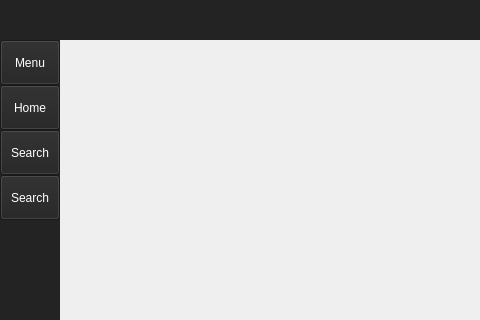
medbenzekri/library, file implemntation/Librery_System/libgui.ui: the form before one commit; both pictures show x 0 to 480 and y 0 to 320 of the 1007 by 700 pixel window.
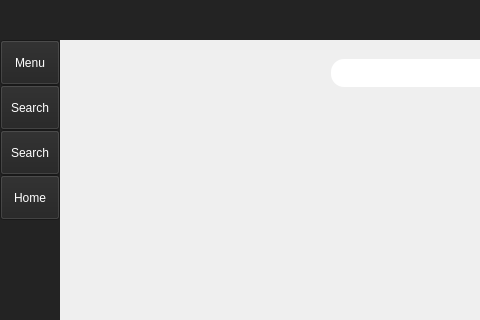
The form after the commit. Icons and pictures are not drawn.

What changed in the file:
```diff
--- a/implemntation/Librery_System/libgui.ui
+++ b/implemntation/Librery_System/libgui.ui
@@ -434,233 +434,6 @@
                </property>
               </widget>
              </item>
-             <item>
-              <widget class="QPushButton" name="home_btn">
-               <property name="minimumSize">
-                <size>
-                 <width>0</width>
-                 <height>45</height>
-                </size>
-               </property>
-               <property name="palette">
-                <palette>
-                 <active>
-                  <colorrole role="WindowText">
-                   <brush brushstyle="SolidPattern">
-                    <color alpha="255">
-                     <red>255</red>
-                     <green>255</green>
-                     <blue>255</blue>
-                    </color>
-                   </brush>
-                  </colorrole>
-                  <colorrole role="Button">
-                   <brush brushstyle="SolidPattern">
-                    <color alpha="255">
-                     <red>35</red>
-                     <green>35</green>
-                     <blue>35</blue>
-                    </color>
-                   </brush>
-                  </colorrole>
-                  <colorrole role="Text">
-                   <brush brushstyle="SolidPattern">
-                    <color alpha="255">
-                     <red>255</red>
-                     <green>255</green>
-                     <blue>255</blue>
-                    </color>
-                   </brush>
-                  </colorrole>
-                  <colorrole role="ButtonText">
-                   <brush brushstyle="SolidPattern">
-                    <color alpha="255">
-                     <red>255</red>
-                     <green>255</green>
-                     <blue>255</blue>
-                    </color>
-                   </brush>
-                  </colorrole>
-                  <colorrole role="Base">
-                   <brush brushstyle="SolidPattern">
-                    <color alpha="255">
-                     <red>35</red>
-                     <green>35</green>
-                     <blue>35</blue>
-                    </color>
-                   </brush>
-                  </colorrole>
-                  <colorrole role="Window">
-                   <brush brushstyle="SolidPattern">
-                    <color alpha="255">
-                     <red>35</red>
-                     <green>35</green>
-                     <blue>35</blue>
-                    </color>
-                   </brush>
-                  </colorrole>
-                  <colorrole role="PlaceholderText">
-                   <brush brushstyle="NoBrush">
-                    <color alpha="128">
-                     <red>255</red>
-                     <green>255</green>
-                     <blue>255</blue>
-                    </color>
-                   </brush>
-                  </colorrole>
-                 </active>
-                 <inactive>
-                  <colorrole role="WindowText">
-                   <brush brushstyle="SolidPattern">
-                    <color alpha="255">
-                     <red>255</red>
-                     <green>255</green>
-                     <blue>255</blue>
-                    </color>
-                   </brush>
-                  </colorrole>
-                  <colorrole role="Button">
-                   <brush brushstyle="SolidPattern">
-                    <color alpha="255">
-                     <red>35</red>
-                     <green>35</green>
-                     <blue>35</blue>
-                    </color>
-                   </brush>
-                  </colorrole>
-                  <colorrole role="Text">
-                   <brush brushstyle="SolidPattern">
-                    <color alpha="255">
-                     <red>255</red>
-                     <green>255</green>
-                     <blue>255</blue>
-                    </color>
-                   </brush>
-                  </colorrole>
-                  <colorrole role="ButtonText">
-                   <brush brushstyle="SolidPattern">
-                    <color alpha="255">
-                     <red>255</red>
-                     <green>255</green>
-                     <blue>255</blue>
-                    </color>
-                   </brush>
-                  </colorrole>
-                  <colorrole role="Base">
-                   <brush brushstyle="SolidPattern">
-                    <color alpha="255">
-                     <red>35</red>
-                     <green>35</green>
-                     <blue>35</blue>
-                    </color>
-                   </brush>
-                  </colorrole>
-                  <colorrole role="Window">
-                   <brush brushstyle="SolidPattern">
-                    <color alpha="255">
-                     <red>35</red>
-                     <green>35</green>
-                     <blue>35</blue>
-                    </color>
-                   </brush>
-                  </colorrole>
-                  <colorrole role="PlaceholderText">
-                   <brush brushstyle="NoBrush">
-                    <color alpha="128">
-                     <red>255</red>
-                     <green>255</green>
-                     <blue>255</blue>
-                    </color>
-                   </brush>
-                  </colorrole>
-                 </inactive>
-                 <disabled>
-                  <colorrole role="WindowText">
-                   <brush brushstyle="SolidPattern">
-                    <color alpha="255">
-                     <red>255</red>
-                     <green>255</green>
-                     <blue>255</blue>
-                    </color>
-                   </brush>
-                  </colorrole>
-                  <colorrole role="Button">
-                   <brush brushstyle="SolidPattern">
-                    <color alpha="255">
-                     <red>35</red>
-                     <green>35</green>
-                     <blue>35</blue>
-                    </color>
-                   </brush>
-                  </colorrole>
-                  <colorrole role="Text">
-                   <brush brushstyle="SolidPattern">
-                    <color alpha="255">
-                     <red>255</red>
-                     <green>255</green>
-                     <blue>255</blue>
-                    </color>
-                   </brush>
-                  </colorrole>
-                  <colorrole role="ButtonText">
-                   <brush brushstyle="SolidPattern">
-                    <color alpha="255">
-                     <red>255</red>
-                     <green>255</green>
-                     <blue>255</blue>
-                    </color>
-                   </brush>
-                  </colorrole>
-                  <colorrole role="Base">
-                   <brush brushstyle="SolidPattern">
-                    <color alpha="255">
-                     <red>35</red>
-                     <green>35</green>
-                     <blue>35</blue>
-                    </color>
-                   </brush>
-                  </colorrole>
-                  <colorrole role="Window">
-                   <brush brushstyle="SolidPattern">
-                    <color alpha="255">
-                     <red>35</red>
-                     <green>35</green>
-                     <blue>35</blue>
-                    </color>
-                   </brush>
-                  </colorrole>
-                  <colorrole role="PlaceholderText">
-                   <brush brushstyle="NoBrush">
-                    <color alpha="128">
-                     <red>255</red>
-                     <green>255</green>
-                     <blue>255</blue>
-                    </color>
-                   </brush>
-                  </colorrole>
-                 </disabled>
-                </palette>
-               </property>
-               <property name="styleSheet">
-                <string notr="true">background-image: url(:/icons/icons/icons8-home-24.png);</string>
-               </property>
-               <property name="text">
-                <string>Home</string>
-               </property>
-               <property name="checkable">
-                <bool>false</bool>
-               </property>
-               <property name="autoDefault">
-                <bool>false</bool>
-               </property>
-               <property name="default">
-                <bool>false</bool>
-               </property>
-               <property name="flat">
-                <bool>false</bool>
-               </property>
-              </widget>
-             </item>
              <item>
               <widget class="QPushButton" name="search_btn">
                <property name="minimumSize">
@@ -1115,6 +888,233 @@
                </property>
               </widget>
              </item>
+             <item>
+              <widget class="QPushButton" name="home_btn">
+               <property name="minimumSize">
+                <size>
+                 <width>0</width>
+                 <height>45</height>
+                </size>
+               </property>
+               <property name="palette">
+                <palette>
+                 <active>
+                  <colorrole role="WindowText">
+                   <brush brushstyle="SolidPattern">
+                    <color alpha="255">
+                     <red>255</red>
+                     <green>255</green>
+                     <blue>255</blue>
+                    </color>
+                   </brush>
+                  </colorrole>
+                  <colorrole role="Button">
+                   <brush brushstyle="SolidPattern">
+                    <color alpha="255">
+                     <red>35</red>
+                     <green>35</green>
+                     <blue>35</blue>
+                    </color>
+                   </brush>
+                  </colorrole>
+                  <colorrole role="Text">
+                   <brush brushstyle="SolidPattern">
+                    <color alpha="255">
+                     <red>255</red>
+                     <green>255</green>
+                     <blue>255</blue>
+                    </color>
+                   </brush>
+                  </colorrole>
+                  <colorrole role="ButtonText">
+                   <brush brushstyle="SolidPattern">
+                    <color alpha="255">
+                     <red>255</red>
+                     <green>255</green>
+                     <blue>255</blue>
+                    </color>
+                   </brush>
+                  </colorrole>
+                  <colorrole role="Base">
+                   <brush brushstyle="SolidPattern">
+                    <color alpha="255">
+                     <red>35</red>
+                     <green>35</green>
+                     <blue>35</blue>
+                    </color>
+                   </brush>
+                  </colorrole>
+                  <colorrole role="Window">
+                   <brush brushstyle="SolidPattern">
+                    <color alpha="255">
+                     <red>35</red>
+                     <green>35</green>
+                     <blue>35</blue>
+                    </color>
+                   </brush>
+                  </colorrole>
+                  <colorrole role="PlaceholderText">
+                   <brush brushstyle="NoBrush">
+                    <color alpha="128">
+                     <red>255</red>
+                     <green>255</green>
+                     <blue>255</blue>
+                    </color>
+                   </brush>
+                  </colorrole>
+                 </active>
+                 <inactive>
+                  <colorrole role="WindowText">
+                   <brush brushstyle="SolidPattern">
+                    <color alpha="255">
+                     <red>255</red>
+                     <green>255</green>
+                     <blue>255</blue>
+                    </color>
+                   </brush>
+                  </colorrole>
+                  <colorrole role="Button">
+                   <brush brushstyle="SolidPattern">
+                    <color alpha="255">
+                     <red>35</red>
+                     <green>35</green>
+                     <blue>35</blue>
+                    </color>
+                   </brush>
+                  </colorrole>
+                  <colorrole role="Text">
+                   <brush brushstyle="SolidPattern">
+                    <color alpha="255">
+                     <red>255</red>
+                     <green>255</green>
+                     <blue>255</blue>
+                    </color>
+                   </brush>
+                  </colorrole>
+                  <colorrole role="ButtonText">
+                   <brush brushstyle="SolidPattern">
+                    <color alpha="255">
+                     <red>255</red>
+                     <green>255</green>
+                     <blue>255</blue>
+                    </color>
+                   </brush>
+                  </colorrole>
+                  <colorrole role="Base">
+                   <brush brushstyle="SolidPattern">
+                    <color alpha="255">
+                     <red>35</red>
+                     <green>35</green>
+                     <blue>35</blue>
+                    </color>
+                   </brush>
+                  </colorrole>
+                  <colorrole role="Window">
+                   <brush brushstyle="SolidPattern">
+                    <color alpha="255">
+                     <red>35</red>
+                     <green>35</green>
+                     <blue>35</blue>
+                    </color>
+                   </brush>
+                  </colorrole>
+                  <colorrole role="PlaceholderText">
+                   <brush brushstyle="NoBrush">
+                    <color alpha="128">
+                     <red>255</red>
+                     <green>255</green>
+                     <blue>255</blue>
+                    </color>
+                   </brush>
+                  </colorrole>
+                 </inactive>
+                 <disabled>
+                  <colorrole role="WindowText">
+                   <brush brushstyle="SolidPattern">
+                    <color alpha="255">
+                     <red>255</red>
+                     <green>255</green>
+                     <blue>255</blue>
+                    </color>
+                   </brush>
+                  </colorrole>
+                  <colorrole role="Button">
+                   <brush brushstyle="SolidPattern">
+                    <color alpha="255">
+                     <red>35</red>
+                     <green>35</green>
+                     <blue>35</blue>
+                    </color>
+                   </brush>
+                  </colorrole>
+                  <colorrole role="Text">
+                   <brush brushstyle="SolidPattern">
+                    <color alpha="255">
+                     <red>255</red>
+                     <green>255</green>
+                     <blue>255</blue>
+                    </color>
+                   </brush>
+                  </colorrole>
+                  <colorrole role="ButtonText">
+                   <brush brushstyle="SolidPattern">
+                    <color alpha="255">
+                     <red>255</red>
+                     <green>255</green>
+                     <blue>255</blue>
+                    </color>
+                   </brush>
+                  </colorrole>
+                  <colorrole role="Base">
+                   <brush brushstyle="SolidPattern">
+                    <color alpha="255">
+                     <red>35</red>
+                     <green>35</green>
+                     <blue>35</blue>
+                    </color>
+                   </brush>
+                  </colorrole>
+                  <colorrole role="Window">
+                   <brush brushstyle="SolidPattern">
+                    <color alpha="255">
+                     <red>35</red>
+                     <green>35</green>
+                     <blue>35</blue>
+                    </color>
+                   </brush>
+                  </colorrole>
+                  <colorrole role="PlaceholderText">
+                   <brush brushstyle="NoBrush">
+                    <color alpha="128">
+                     <red>255</red>
+                     <green>255</green>
+                     <blue>255</blue>
+                    </color>
+                   </brush>
+                  </colorrole>
+                 </disabled>
+                </palette>
+               </property>
+               <property name="styleSheet">
+                <string notr="true">background-image: url(:/icons/icons/icons8-home-24.png);</string>
+               </property>
+               <property name="text">
+                <string>Home</string>
+               </property>
+               <property name="checkable">
+                <bool>false</bool>
+               </property>
+               <property name="autoDefault">
+                <bool>false</bool>
+               </property>
+               <property name="default">
+                <bool>false</bool>
+               </property>
+               <property name="flat">
+                <bool>false</bool>
+               </property>
+              </widget>
+             </item>
             </layout>
            </widget>
           </item>
@@ -1132,7 +1132,24 @@
          <layout class="QVBoxLayout" name="verticalLayout_5">
           <item>
            <widget class="QStackedWidget" name="pages_Widget">
-            <widget class="QWidget" name="page_1"/>
+            <widget class="QWidget" name="page_1">
+             <widget class="QLineEdit" name="lineEdit">
+              <property name="geometry">
+               <rect>
+                <x>262</x>
+                <y>10</y>
+                <width>221</width>
+                <height>28</height>
+               </rect>
+              </property>
+              <property name="styleSheet">
+               <string notr="true">border-radius: 13px;
+background: white no-repeat   url(:/icons/icons/icons8-search-16.png) ;
+background-position: right ;
+border-right: 7px solid white;</string>
+              </property>
+             </widget>
+            </widget>
             <widget class="QWidget" name="page_2"/>
             <widget class="QWidget" name="page_3"/>
            </widget>
```
Left out of the diff: 20 changed lines with no effect on the pictures.
